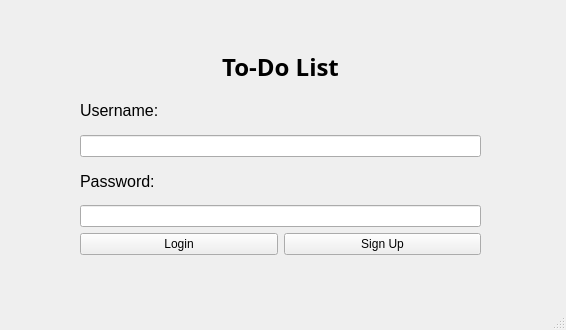
Before: the Qt Designer form frontend/login_window.ui in jtmedalla/cmsc128-Lab1_CRUD_Medalla, drawn with Qt 5.
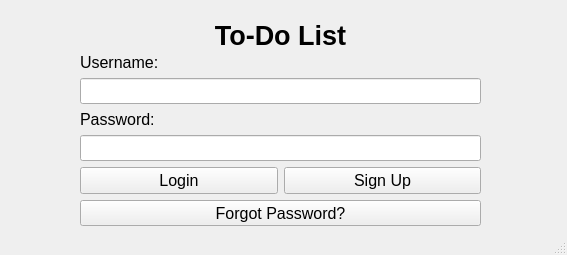
After: the same form once the commit is applied.

The edit to the form file:
```diff
--- a/frontend/login_window.ui
+++ b/frontend/login_window.ui
@@ -6,8 +6,8 @@
    <rect>
     <x>0</x>
     <y>0</y>
-    <width>566</width>
-    <height>330</height>
+    <width>567</width>
+    <height>255</height>
    </rect>
   </property>
   <property name="sizePolicy">
@@ -16,6 +16,18 @@
     <verstretch>0</verstretch>
    </sizepolicy>
   </property>
+  <property name="minimumSize">
+   <size>
+    <width>567</width>
+    <height>255</height>
+   </size>
+  </property>
+  <property name="maximumSize">
+   <size>
+    <width>567</width>
+    <height>255</height>
+   </size>
+  </property>
   <property name="windowTitle">
    <string>Form</string>
   </property>
@@ -24,9 +36,9 @@
     <property name="geometry">
      <rect>
       <x>80</x>
-      <y>50</y>
+      <y>20</y>
       <width>401</width>
-      <height>205</height>
+      <height>207</height>
      </rect>
     </property>
     <layout class="QGridLayout" name="login_layout">
@@ -43,24 +55,14 @@
        </property>
       </widget>
      </item>
-     <item row="2" column="0" colspan="2">
-      <widget class="QLineEdit" name="line_username">
-       <property name="font">
-        <font>
-         <family>Arial</family>
-        </font>
-       </property>
-      </widget>
-     </item>
-     <item row="5" column="0">
-      <widget class="QPushButton" name="btn_login">
-       <property name="text">
-        <string>Login</string>
-       </property>
-      </widget>
-     </item>
-     <item row="5" column="1">
+     <item row="6" column="1">
       <widget class="QPushButton" name="btn_signup">
+       <property name="font">
+        <font>
+         <family>Arial</family>
+         <pointsize>12</pointsize>
+        </font>
+       </property>
        <property name="text">
         <string>Sign Up</string>
        </property>
@@ -79,25 +81,12 @@
        </property>
       </widget>
      </item>
-     <item row="4" column="0" colspan="2">
-      <widget class="QLineEdit" name="line_password">
-       <property name="inputMask">
-        <string/>
-       </property>
-       <property name="text">
-        <string/>
-       </property>
-       <property name="echoMode">
-        <enum>QLineEdit::EchoMode::Password</enum>
-       </property>
-      </widget>
-     </item>
      <item row="0" column="0" colspan="2">
       <widget class="QLabel" name="lbl_title">
        <property name="font">
         <font>
-         <family>Arial Black</family>
-         <pointsize>18</pointsize>
+         <family>Arial</family>
+         <pointsize>20</pointsize>
          <bold>true</bold>
         </font>
        </property>
@@ -109,6 +98,67 @@
        </property>
       </widget>
      </item>
+     <item row="4" column="0" colspan="2">
+      <widget class="QLineEdit" name="line_password">
+       <property name="font">
+        <font>
+         <family>Arial</family>
+         <pointsize>12</pointsize>
+        </font>
+       </property>
+       <property name="inputMask">
+        <string/>
+       </property>
+       <property name="text">
+        <string/>
+       </property>
+       <property name="maxLength">
+        <number>64</number>
+       </property>
+       <property name="echoMode">
+        <enum>QLineEdit::EchoMode::PasswordEchoOnEdit</enum>
+       </property>
+      </widget>
+     </item>
+     <item row="2" column="0" colspan="2">
+      <widget class="QLineEdit" name="line_username">
+       <property name="font">
+        <font>
+         <family>Arial</family>
+         <pointsize>12</pointsize>
+        </font>
+       </property>
+       <property name="maxLength">
+        <number>32</number>
+       </property>
+      </widget>
+     </item>
+     <item row="6" column="0">
+      <widget class="QPushButton" name="btn_login">
+       <property name="font">
+        <font>
+         <family>Arial</family>
+         <pointsize>12</pointsize>
+        </font>
+       </property>
+       <property name="text">
+        <string>Login</string>
+       </property>
+      </widget>
+     </item>
+     <item row="7" column="0" colspan="2">
+      <widget class="QPushButton" name="btn_forgot_password">
+       <property name="font">
+        <font>
+         <family>Arial</family>
+         <pointsize>12</pointsize>
+        </font>
+       </property>
+       <property name="text">
+        <string>Forgot Password?</string>
+       </property>
+      </widget>
+     </item>
     </layout>
    </widget>
   </widget>
```
Left out of the diff: 8 changed lines with no effect on the pictures.
